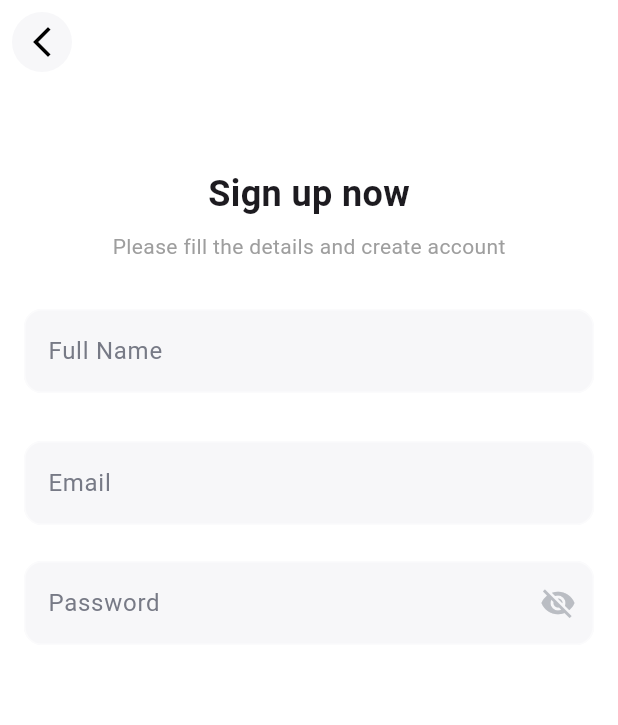
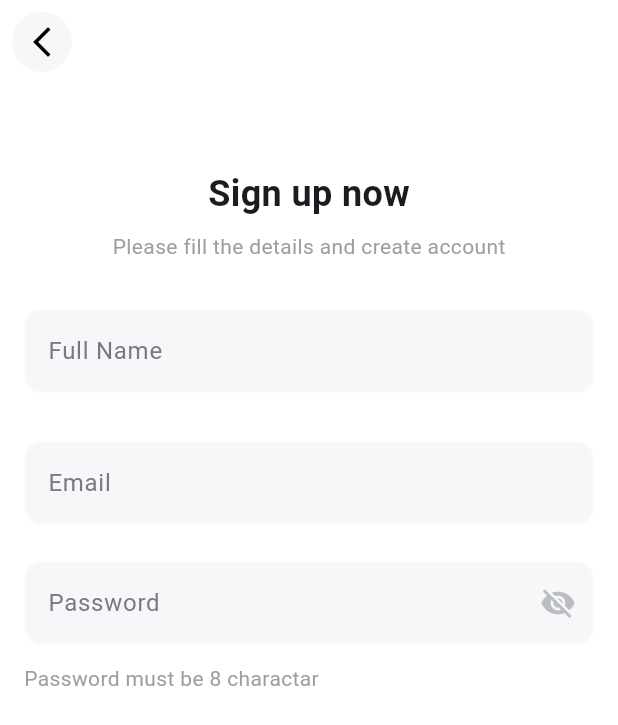
Before and after one commit to NadyAlwazah/flutter-task06-travel-app-beg, a Flutter app: the SignupView screen opened by its route, on a phone screen of 412 x 824 dp. Shown: the top 725 px of the screen. Run offline on Flutter 3.47's test engine with Material 3 defaults, Android fonts, the phone set to English and light mode, and no system bars; our stand-ins replace go_router.

Commit message:
style(auth/signup): add password hint text below password field

```diff
--- a/lib/features/auth/presentation/views/widgets/signup_view_body.dart
+++ b/lib/features/auth/presentation/views/widgets/signup_view_body.dart
@@ -63,6 +63,15 @@ class _SignupViewBodyState extends State<SignupViewBody> {
                 obscureText: true,
                 validator: Validators.validatePassword,
               ),
+
+              const SizedBox(height: 12),
+              const Align(
+                alignment: Alignment.topLeft,
+                child: Text(
+                  "Password must be 8 charactar",
+                  style: TextStyle(color: Colors.grey),
+                ),
+              ),
             ],
           ),
         ),
```
